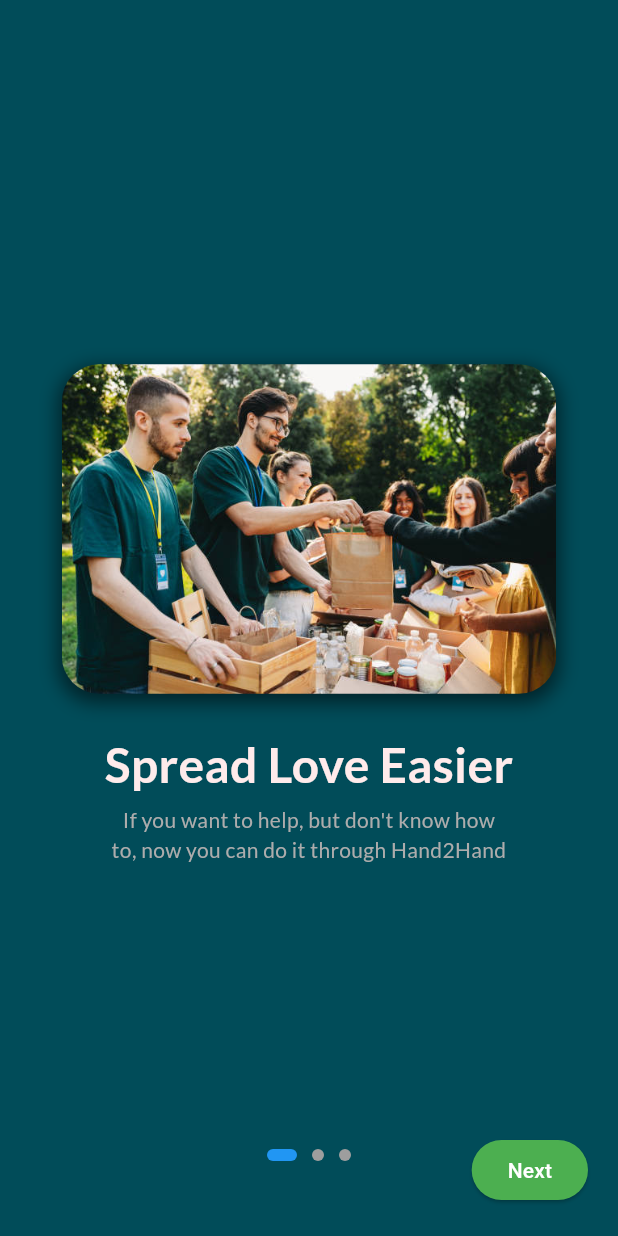
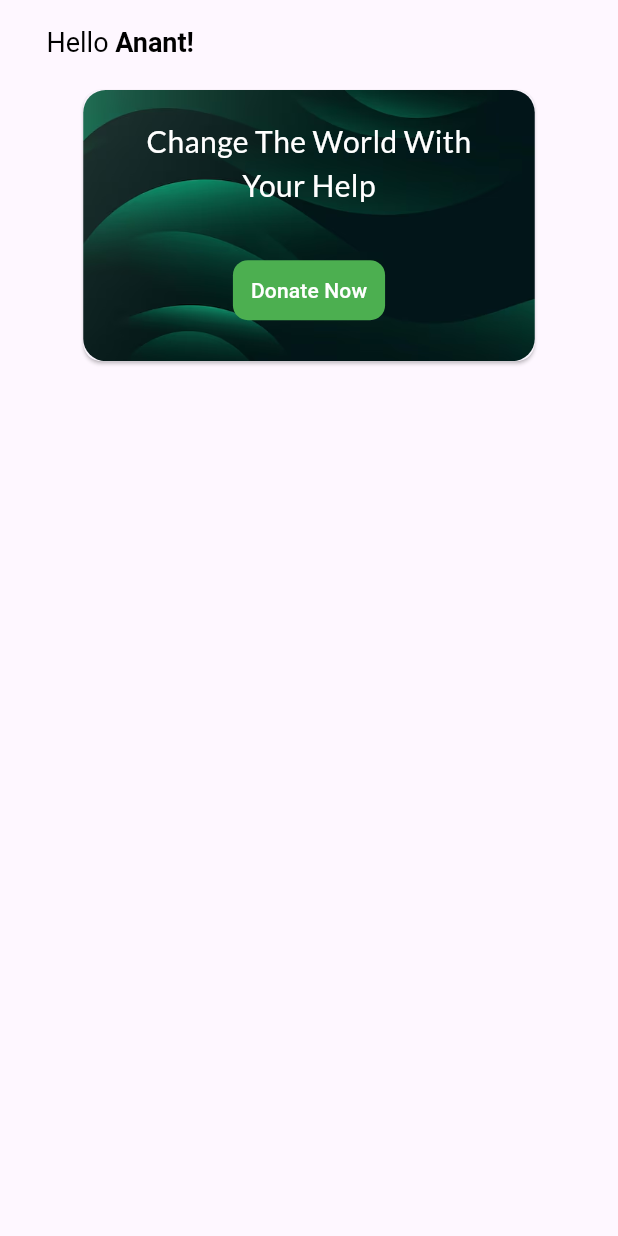
Before and after one commit to GithubAnant/Hand2Hand, a Flutter app: the screen it shows after launch, on a phone screen of 412 x 824 dp. Run offline on Flutter 3.47's test engine with Material 3 defaults, Android fonts, the phone set to English and light mode, and no system bars.

Commit message:
landing page card done

```diff
--- /dev/null
+++ b/lib/landing_page.dart
@@ -0,0 +1,111 @@
+import 'package:flutter/material.dart';
+
+class LandingPage extends StatefulWidget {
+  const LandingPage({super.key});
+
+  @override
+  State<LandingPage> createState() => _LandingPageState();
+}
+
+class _LandingPageState extends State<LandingPage> {
+  String username = "Anant";
+
+  @override
+  void initState() {
+    super.initState();
+  }
+
+  @override
+  Widget build(BuildContext context) {
+    return Scaffold(
+      appBar: AppBar(title: HeadingTitleName(username: username)),
+      body: Center(
+        child: Column(
+          children: [
+            SizedBox(
+              width: MediaQuery.of(context).size.width * 0.75,
+              child: Card(
+                child: Stack(
+                  children: [
+                    ClipRRect(
+                      borderRadius: BorderRadius.circular(15),
+                      child: Image.asset(
+                        'assets/images/card_backdrop.png',
+                        fit: BoxFit.cover,
+                      ),
+                    ),
+
+                    Center(
+                      child: Column(
+                        children: [
+                          Padding(
+                            padding: const EdgeInsets.only(left: 28, right: 28, top: 20, bottom: 15),
+                            child: Text(
+                              'Change The World With Your Help',
+                              textAlign: TextAlign.center,
+                              style: TextStyle(
+                                fontSize: 20,
+                                color: Colors.white,
+                                fontFamily: 'Lato'
+                                ),
+                            ),
+                          ),
+
+                          SizedBox(height: MediaQuery.of(context).size.height*0.02),
+
+                          TextButton(
+                            onPressed: (){},
+
+                            style: TextButton.styleFrom(
+                              shape: RoundedRectangleBorder(
+                                borderRadius: BorderRadius.circular(10)
+                              ),
+                              backgroundColor: Colors.green,
+                              foregroundColor: Colors.white
+                            ),
+                            child: Text('Donate Now'),
+                            )
+                        ],
+                      ),
+                    ),
+                  ],
+                ),
+              ),
+            ),
+          ],
+        ),
+      ),
+    );
+  }
+}
+
+class HeadingTitleName extends StatelessWidget {
+  const HeadingTitleName({super.key, required this.username});
+
+  final String username;
+
+  @override
+  Widget build(BuildContext context) {
+    return Padding(
+      padding: const EdgeInsets.only(left: 15.0),
+      child: RichText(
+        text: TextSpan(
+          children: [
+            TextSpan(
+              text: "Hello ",
+              style: TextStyle(fontSize: 18, color: Colors.black),
+            ),
+            TextSpan(
+              text: '$username!',
+              style: TextStyle(
+                color: Colors.black,
+                fontWeight: FontWeight.bold,
+                fontSize: 18,
+              ),
+            ),
+          ],
+        ),
+      ),
+    );
+  }
+}
--- a/lib/main.dart
+++ b/lib/main.dart
@@ -1,5 +1,5 @@
 import 'package:flutter/material.dart';
-import 'package:hand2hand/onboarding_screen.dart';
+import 'package:hand2hand/landing_page.dart';
 
 void main(){
   runApp(Hand2Hand());
@@ -13,7 +13,7 @@ class Hand2Hand extends StatelessWidget {
     return MaterialApp(
 
       debugShowCheckedModeBanner: false,
-      home: OnboardingScreen(),
+      home: LandingPage(),
     );
   }
 }
--- a/pubspec.yaml
+++ b/pubspec.yaml
@@ -62,6 +62,7 @@ flutter:
     - assets/images/image1.png
     - assets/images/image2.png
     - assets/images/image3.png
+    - assets/images/card_backdrop.png
 
   # An image asset can refer to one or more resolution-specific "variants", see
   # https://flutter.dev/to/resolution-aware-images
```
Also changed, not shown: assets/images/card_backdrop.png (added), 1 other file.
